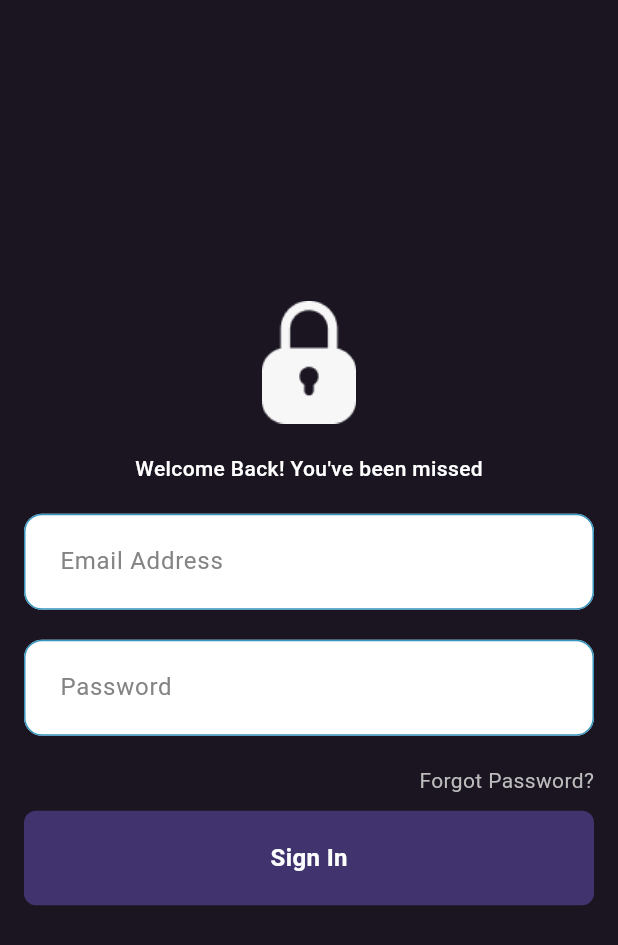
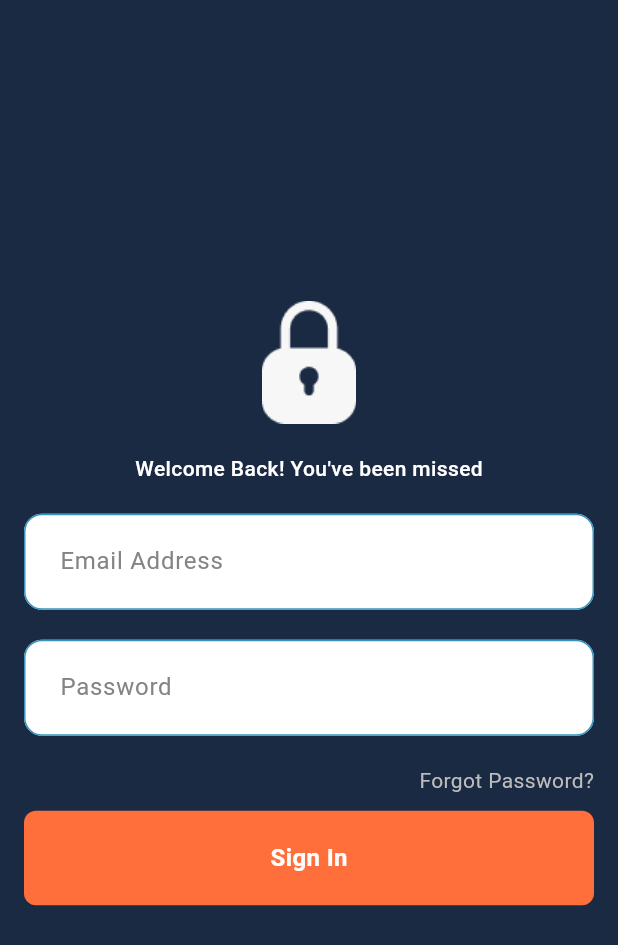
Before and after one commit to ChokJianHong/Technician-App, a Flutter app: the screen it shows after launch, on a phone screen of 412 x 824 dp. Shown: the top 945 px of the screen. Run offline on Flutter 3.47's test engine with Material 3 defaults, Android fonts, the phone set to English and light mode, and no system bars; our stand-ins replace auto_size_text, email_validator, flutter_secure_storage, image_picker, jwt_decoder, table_calendar; project files that could hold a hidden picture were left out.

Commit message:
update ui

```diff
--- a/technician_app/lib/Assets/Components/AppBar.dart
+++ b/technician_app/lib/Assets/Components/AppBar.dart
@@ -16,7 +16,7 @@ class CustomAppBar extends StatelessWidget implements PreferredSizeWidget {
     return AppBar(
       leading: IconButton(
         icon: const Icon(Icons.settings),
-        color: Color(0xFF8977C5),
+        color: AppColors.lightgrey,
         onPressed: () {
           Navigator.push(
             context,
@@ -32,11 +32,11 @@ class CustomAppBar extends StatelessWidget implements PreferredSizeWidget {
           padding: EdgeInsets.only(right: 16.0),
           child: Icon(
             Icons.notifications,
-            color: Color(0xFF8977C5),
+            color: AppColors.lightgrey,
           ),
         )
       ],
-      backgroundColor: AppColors.secondary,
+      backgroundColor: AppColors.darkTeal,
     );
   }
 
--- a/technician_app/lib/Assets/Components/BottomNav.dart
+++ b/technician_app/lib/Assets/Components/BottomNav.dart
@@ -21,9 +21,9 @@ class BottomNav extends StatelessWidget {
     return BottomNavigationBar(
       currentIndex: currentIndex,
       onTap: (index) => _navigateToPage(context, index, token), // Handle tap
-      backgroundColor: AppColors.secondary, // Clean background
+      backgroundColor: AppColors.darkTeal, // Clean background
       selectedItemColor: Colors.white, // Professional highlight color
-      unselectedItemColor: const Color(0xFF8977C5), // Subtle unselected color
+      unselectedItemColor: AppColors.lightgrey, // Subtle unselected color
       showSelectedLabels: true, // Show labels for clarity
       showUnselectedLabels: false, // Hide labels for unselected items
       type: BottomNavigationBarType.fixed, // Ensures all icons are visible
--- a/technician_app/lib/Pages/home.dart
+++ b/technician_app/lib/Pages/home.dart
@@ -3,7 +3,8 @@ import 'package:technician_app/Assets/Components/AppBar.dart';
 import 'package:technician_app/Assets/Components/current_job.dart';
 import 'package:technician_app/Assets/Components/new_jobs.dart';
 import 'package:technician_app/Assets/Components/request_card.dart';
-import 'package:technician_app/assets/components/BottomNav.dart'; // Adjust the path as needed
+import 'package:technician_app/assets/components/BottomNav.dart';
+import 'package:technician_app/core/configs/theme/appColors.dart'; // Adjust the path as needed
 
 class HomePage extends StatefulWidget {
   final String token;
@@ -20,13 +21,12 @@ class _HomePageState extends State<HomePage> {
     setState(() {
       _currentIndex = index;
     });
-
   }
 
   @override
   Widget build(BuildContext context) {
     return Scaffold(
-      backgroundColor: Theme.of(context).colorScheme.primary,
+      backgroundColor: AppColors.primary,
       appBar: CustomAppBar(token: widget.token),
       body: ListView(
         padding: const EdgeInsets.all(16.0),
--- a/technician_app/lib/Pages/sign_in.dart
+++ b/technician_app/lib/Pages/sign_in.dart
@@ -9,6 +9,7 @@ import 'package:technician_app/API/signInAPI.dart';
 import 'package:technician_app/Assets/Components/button.dart';
 import 'package:technician_app/Assets/Components/text_box.dart';
 import 'package:technician_app/Pages/home.dart';
+import 'package:technician_app/core/configs/theme/appColors.dart';
 
 class SignInPage extends StatefulWidget {
   const SignInPage({super.key});
@@ -107,7 +108,7 @@ class _SignInPageState extends State<SignInPage> {
     final ThemeData theme = Theme.of(context);
 
     return Scaffold(
-      backgroundColor: theme.primaryColor,
+      backgroundColor: AppColors.primary,
       body: Padding(
         padding: const EdgeInsets.all(16.0),
         child: Center(
@@ -144,19 +145,17 @@ class _SignInPageState extends State<SignInPage> {
                     style: TextStyle(color: Colors.grey[400], fontSize: 14),
                   ),
                 ),
-
                 const SizedBox(height: 10),
                 isLoading
                     ? const CircularProgressIndicator()
                     : MyButton(
                         text: "Sign In",
                         onTap: _signIn,
-                        color: const Color(0xFF41336D),
+                        color: AppColors.orange,
                       ),
                 const SizedBox(height: 20),
               ],
             ),
-
           ),
         ),
       ),
--- a/technician_app/lib/core/configs/theme/appColors.dart
+++ b/technician_app/lib/core/configs/theme/appColors.dart
@@ -1,9 +1,17 @@
 import 'package:flutter/material.dart';
 
 class AppColors {
-  static const primary = Color(0xFF1A1521);
+  static const primary = Color(0xFF1A2A42);
   static const secondary = Color(0xFF41336D);
-  static const lightpurple = Color(0xFFC2B6D4);
+  static const orange = Color(0xFFFF6F3C);
   static const blue = Color(0xFF00A8E8);
-  static const grey = Color(0xFF828282);
+  static const lightgrey = Color(0xFFEBECF1);
+  static const darkblue = Color(0xFF243D66);
+  static const deeppurple = Color(0xFF6E01CA);
+  static const darkTeal = Color(0xFF007B7B);
+  static const lightTeal = Color(0xFF66B2B2);
+  static const darkGreen = Color(0xFF00796B);
+  static const lightBlue = Color(0xFFE3F2FD);
+  static const darkGray = Color(0xFF333333);
+  static const cyan = Color(0xFF28B8B8);
 }
```
Also changed, not shown: technician_app/lib/Assets/Components/currentJobCard.dart (+17 -13 lines), technician_app/lib/Assets/Components/newJobCard.dart (+3 -4 lines).
